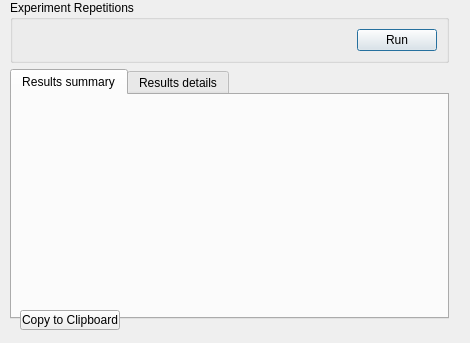
First picture: the form in source/Goldenberry/widgets/optimization/GbBlackBoxWidget.ui, repository narg95/goldenberry, before the edit.
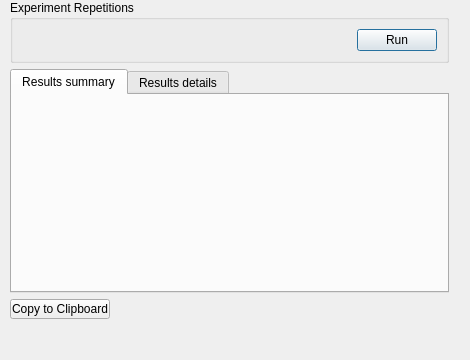
Second picture: the form after the edit.

Commit message: Fixing some typos and adding minor changes to widgets.

```diff
--- a/source/Goldenberry/widgets/optimization/GbBlackBoxWidget.ui
+++ b/source/Goldenberry/widgets/optimization/GbBlackBoxWidget.ui
@@ -11,7 +11,7 @@
     <x>0</x>
     <y>0</y>
     <width>470</width>
-    <height>343</height>
+    <height>360</height>
    </rect>
   </property>
   <property name="windowTitle">
@@ -70,7 +70,7 @@
       </layout>
      </widget>
     </item>
-    <item row="2" column="0">
+     <item row="1" column="0">
      <widget class="QTabWidget" name="tabWidget">
       <property name="sizePolicy">
        <sizepolicy hsizetype="Expanding" vsizetype="Expanding">
@@ -103,17 +103,8 @@
       </widget>
      </widget>
     </item>
-   </layout>
-  </widget>
+     <item row="2" column="0">
   <widget class="QPushButton" name="copy_button">
-   <property name="geometry">
-    <rect>
-     <x>20</x>
-     <y>310</y>
-     <width>100</width>
-     <height>20</height>
-    </rect>
-   </property>
    <property name="maximumSize">
     <size>
      <width>100</width>
@@ -124,6 +115,9 @@
     <string>Copy to Clipboard</string>
    </property>
   </widget>
+     </item>
+   </layout>
+  </widget>  
  </widget>
  <resources/>
  <connections/>
```
Lines whose indentation alone changed are shown as unchanged. The commit also changes 7 other files.
